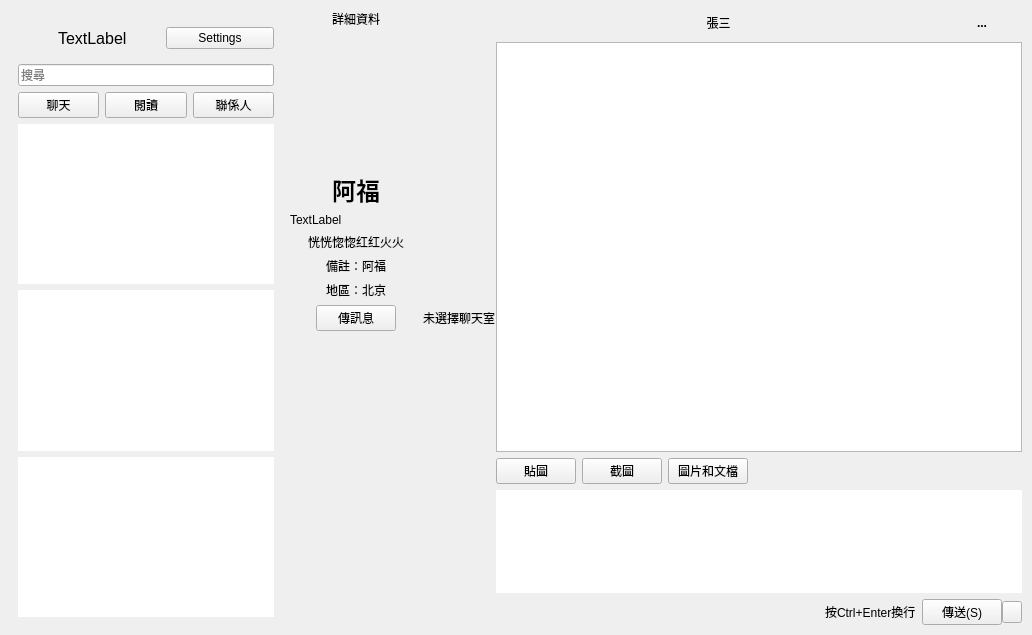
0xzhaohx/webwechat, file resource/ui/wechat-te-0.5.ui: the form before one commit.
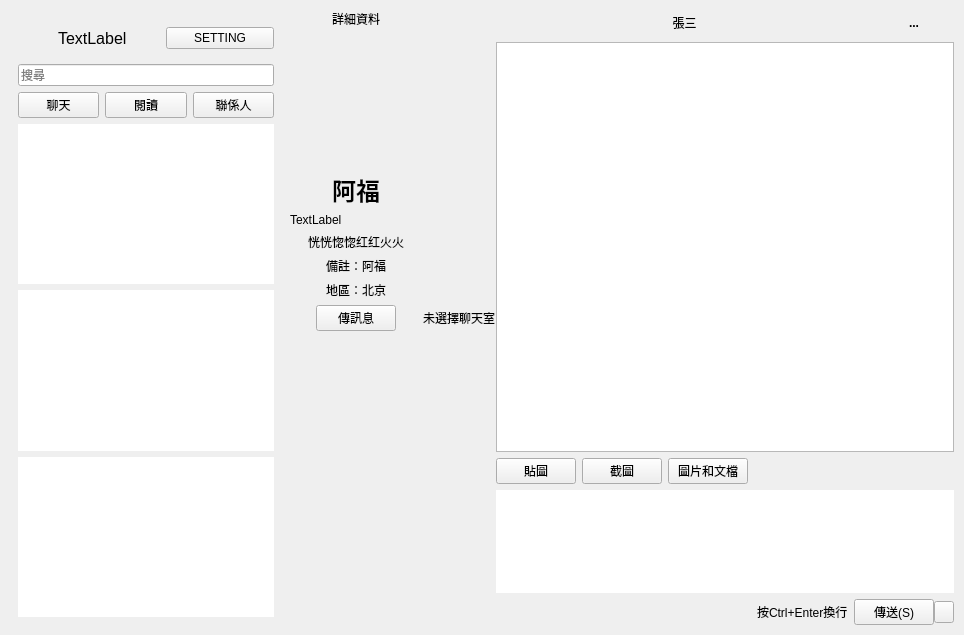
The form after the commit.

```diff
--- a/resource/ui/wechat-te-0.5.ui
+++ b/resource/ui/wechat-te-0.5.ui
@@ -6,7 +6,7 @@
    <rect>
     <x>0</x>
     <y>0</y>
-    <width>1032</width>
+    <width>964</width>
     <height>635</height>
    </rect>
   </property>
@@ -69,7 +69,7 @@
          <item>
           <widget class="QPushButton" name="settingButton">
            <property name="text">
-            <string>Settings</string>
+            <string>SETTING</string>
            </property>
           </widget>
          </item>
```
